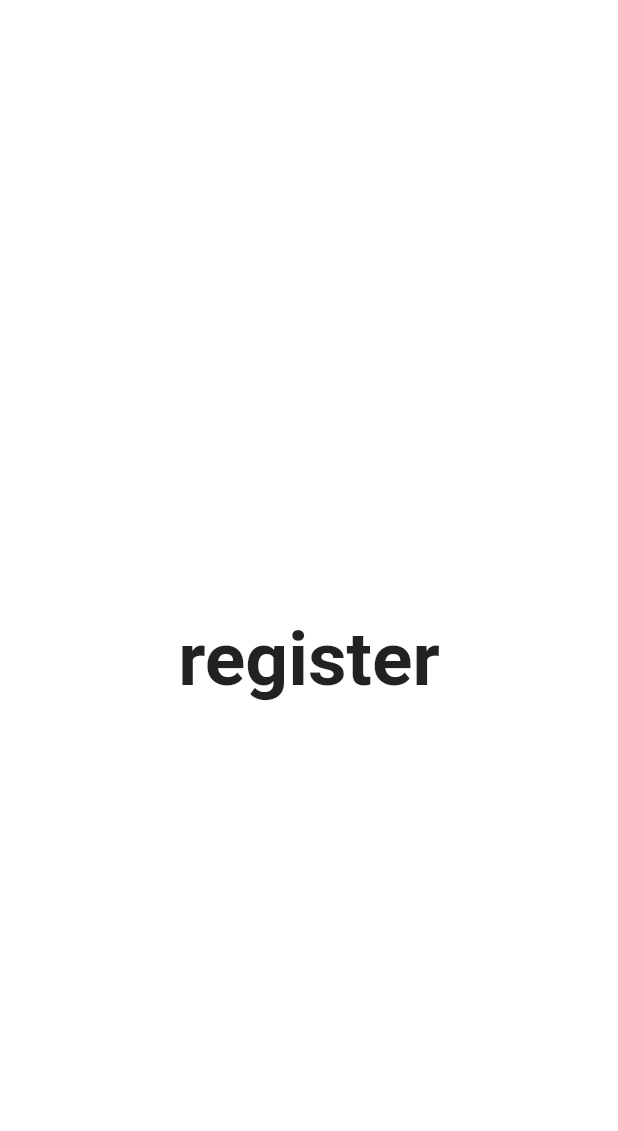
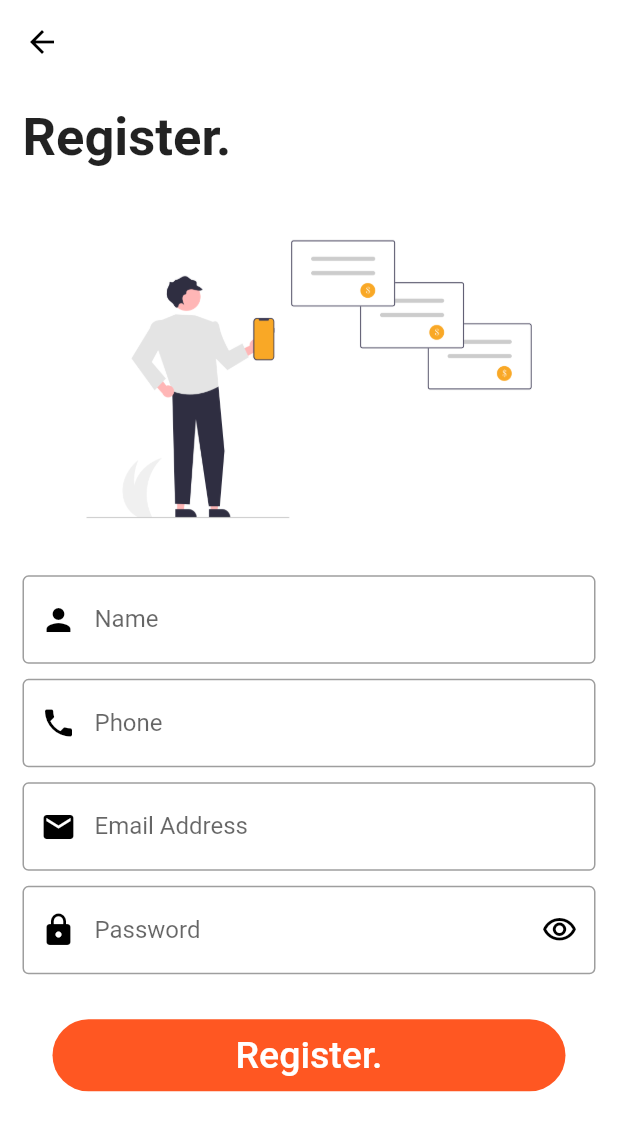
Before and after one commit to mohamedellithy1/shopapp, a Flutter app: the RegisterScreen screen opened directly, on a phone screen of 412 x 824 dp. Shown: the top 1131 px of the screen. Run offline on Flutter 3.47's test engine with Material 2 defaults, Android fonts, the phone set to English and light mode, and no system bars; our stand-ins replace bloc, carousel_slider, conditional_builder, dio, flutter_bloc, fluttertoast and 3 more; accounts and stored records are empty; network calls fail.

Commit message:
last thing is Register

```diff
--- a/lib/main.dart
+++ b/lib/main.dart
@@ -9,7 +9,8 @@ import 'package:shopapp/modules/splash/splash_Screen.dart';
 import 'package:shopapp/shared/network/local/cache_helper.dart';
 import 'package:shopapp/shared/network/remote/dio_helper.dart';
 import 'package:shopapp/shared/style/themes.dart';
-import 'modules/login/cubit/bloc_observer.dart';
+
+import 'models/login/cubit/bloc_observer.dart';
 void main()async{
   //بيتاكد ان كل حاجه هنا ف الميثود خلصت و بعدين يفتح الابلكيشن
   WidgetsFlutterBinding.ensureInitialized();
--- /dev/null
+++ b/lib/models/login/cubit/cubit.dart
@@ -0,0 +1,44 @@
+import 'package:bloc/bloc.dart';
+import 'package:flutter/material.dart';
+import 'package:flutter_bloc/flutter_bloc.dart';
+import 'package:shopapp/models/login/cubit/state.dart';
+import 'package:shopapp/models/login/login_model.dart';
+import 'package:shopapp/modules/register/cubit/state.dart';
+import 'package:shopapp/shared/network/end_points.dart';
+import 'package:shopapp/shared/network/remote/dio_helper.dart';
+class ShopLoginCubit extends Cubit<ShopLoginState>{
+  ShopLoginCubit(): super (ShopLoginInitialState());
+static ShopLoginCubit get(context) => BlocProvider.of(context);
+
+LoginModel loginModel;
+  IconData suffix = Icons.visibility_outlined;
+  bool hide = true;
+void userLogin({
+  @required String email,
+  @required String password,
+  @required String name,
+  @required String phone,
+  context,
+}) {
+  emit(ShopLoadingLoginState());
+  DioHelper.postData(url: Login, data:
+  {
+    'name': name,
+    'phone':phone,
+    'email': email,
+    'password': password,
+  },
+  ).then((value) {
+    print(value.data);
+    loginModel = LoginModel.fromJson(value.data);
+    emit(ShopLoginSuccessesState(loginModel));
+  }).catchError((error){
+    emit(ShopLoginErrorState(error.toString()));
+  });
+}
+  void changePasswordState() {
+    hide = !hide;
+    suffix = hide ? Icons.visibility : Icons.visibility_off;
+    emit(ShopLoginPasswordState());
+  }
+}
--- a/lib/modules/login/cubit/state.dart
+++ b/lib/models/login/cubit/state.dart
@@ -1,7 +1,8 @@
+
 import 'package:shopapp/models/login/login_model.dart';
 
 abstract class ShopLoginState{}
-class ShopInitialState extends ShopLoginState{}
+class ShopLoginInitialState extends ShopLoginState{}
 class ShopLoadingLoginState extends ShopLoginState{}
 class ShopLoginSuccessesState extends ShopLoginState{
   final LoginModel loginModel;
@@ -12,5 +13,5 @@ class ShopLoginErrorState extends ShopLoginState{
   final String error;
   ShopLoginErrorState(this.error);
 }
-class ShopPasswordState extends ShopLoginState{}
+class ShopLoginPasswordState extends ShopLoginState{}
 class ShopSplashScreenState extends ShopLoginState{}
--- a/lib/modules/login/cubit/cubit.dart
+++ b/lib/modules/register/cubit/cubit.dart
@@ -2,33 +2,37 @@ import 'package:bloc/bloc.dart';
 import 'package:flutter/material.dart';
 import 'package:flutter_bloc/flutter_bloc.dart';
 import 'package:shopapp/models/login/login_model.dart';
-import 'package:shopapp/modules/login/cubit/state.dart';
+import 'package:shopapp/modules/register/cubit/state.dart';
 import 'package:shopapp/shared/network/end_points.dart';
 import 'package:shopapp/shared/network/remote/dio_helper.dart';
-class ShopLoginCubit extends Cubit<ShopLoginState>{
-  ShopLoginCubit(): super (ShopInitialState());
-static ShopLoginCubit get(context) => BlocProvider.of(context);
+class ShopRegisterCubit extends Cubit<ShopRegisterState>{
+  ShopRegisterCubit(): super (ShopRegisterInitialState());
+static ShopRegisterCubit get(context) => BlocProvider.of(context);
 
-LoginModel loginModel;
+LoginModel registerModel;
   IconData suffix = Icons.visibility_outlined;
   bool hide = true;
-void userLogin({
+void userRegister({
   @required String email,
   @required String password,
+  @required String name,
+  @required String phone,
   context,
 }) {
-  emit(ShopLoadingLoginState());
-  DioHelper.postData(url: Login, data:
+  emit(ShopLoadingRegisterState());
+  DioHelper.postData(url: Register, data:
   {
+    'name': name,
+    'phone':phone,
     'email': email,
     'password': password,
   },
   ).then((value) {
     print(value.data);
-    loginModel = LoginModel.fromJson(value.data);
-    emit(ShopLoginSuccessesState(loginModel));
+    registerModel = LoginModel.fromJson(value.data);
+    emit(ShopRegisterSuccessesState(registerModel));
   }).catchError((error){
-    emit(ShopLoginErrorState(error.toString()));
+    emit(ShopRegisterErrorState(error.toString()));
   });
 }
   void changePasswordState() {
--- /dev/null
+++ b/lib/modules/register/cubit/state.dart
@@ -0,0 +1,17 @@
+
+import 'package:shopapp/models/login/login_model.dart';
+
+abstract class ShopRegisterState{}
+class ShopRegisterInitialState extends ShopRegisterState{}
+class ShopLoadingRegisterState extends ShopRegisterState{}
+class ShopRegisterSuccessesState extends ShopRegisterState{
+  final LoginModel registerModel;
+
+  ShopRegisterSuccessesState(this.registerModel);
+}
+class ShopRegisterErrorState extends ShopRegisterState{
+  final String error;
+  ShopRegisterErrorState(this.error);
+}
+class ShopPasswordState extends ShopRegisterState{}
+class ShopSplashScreenState extends ShopRegisterState{}
--- a/lib/modules/register/registerScreen.dart
+++ b/lib/modules/register/registerScreen.dart
@@ -1,11 +1,142 @@
 import 'package:flutter/material.dart';
+import 'package:flutter/widgets.dart';
+import 'package:flutter_bloc/flutter_bloc.dart';
+import 'package:shopapp/modules/register/cubit/cubit.dart';
+import 'package:shopapp/modules/register/cubit/state.dart';
+import 'package:shopapp/shared/components/components.dart';
+import 'package:shopapp/shared/network/local/cache_helper.dart';
 
 class RegisterScreen extends StatelessWidget {
+  var nameController = TextEditingController();
+  var phoneController = TextEditingController();
+  var emailController = TextEditingController();
+  var passwordController = TextEditingController();
+  var formKey=GlobalKey<FormState>();
+
   @override
   Widget build(BuildContext context) {
-    return Scaffold(
-      appBar: AppBar(),
-      body: Center(child: Text('register' , style: TextStyle(fontSize: 50, fontWeight: FontWeight.bold),)),
+    return BlocProvider(
+        create: (BuildContext context) => ShopRegisterCubit(),
+      child: BlocConsumer<ShopRegisterCubit , ShopRegisterState>(
+        listener: (context , state) {
+          if(state is ShopRegisterSuccessesState){
+            if( state.registerModel.status){
+              toast(msg: state.registerModel.message,
+                  color: Colors.green)
+              ;
+            }else{
+              toast(msg: state.registerModel.message,
+                  color: Colors.red);
+            }
+
+          }
+
+        },
+        builder: (context , state) {
+          return GestureDetector(
+            onTap: ()=>FocusScope.of(context).unfocus(),
+            child: Scaffold(
+              appBar: AppBar(),
+              body: SingleChildScrollView(
+                physics: BouncingScrollPhysics(),
+                child: Padding(
+                  padding: const EdgeInsets.all(15.0),
+                  child: Form(
+                    key: formKey,
+                    child: Column(
+                      crossAxisAlignment: CrossAxisAlignment.start,
+                      children: [
+                        Text('Register.' , style: TextStyle(fontSize: 35, fontWeight: FontWeight.bold),),
+                        SizedBox(height: 20,),
+                        Image(image: AssetImage('assets/image/Register.png')),
+                        SizedBox(height: 10,),
+                        defaultTextForm(
+                            controller: nameController,
+                            type: TextInputType.text,
+                            labelText: 'Name',
+                            validated: (String value){
+                              if(value.isEmpty){
+                                return 'Name Must Not Be Empty';
+                              }
+                              return null;
+                            },
+                            prefix: Icons.person
+                        ),
+                        SizedBox(height: 10,),
+                        defaultTextForm(
+                            controller: phoneController,
+                            type: TextInputType.phone,
+                            labelText: 'Phone',
+                            validated: (String value){
+                              if(value.isEmpty){
+                                return 'Phone Must Not Be Empty';
+                              }
+                              return null;
+                            },
+                            prefix: Icons.phone
+                        ),
+                        SizedBox(height: 10,),
+                        defaultTextForm(
+                            controller: emailController,
+                            type: TextInputType.emailAddress,
+                            labelText: 'Email Address',
+                            validated: (String value){
+                              if(value.isEmpty){
+                                return 'Email Address Must Not Be Empty';
+                              }
+                              return null;
+                            },
+                            prefix: Icons.email
+                        ),
+                        SizedBox(height: 10,),
+                        defaultTextForm(
+                            controller: passwordController,
+                            type: TextInputType.visiblePassword,
+                            labelText: 'Password',
+                            validated: (String value){
+                              if(value.isEmpty){
+                                return 'Password Must Not Be Empty ';
+                              }
+                              if(value.length < 6 ){
+                                return 'Password Must Be more Then 6';
+                              }
+                              return null;
+                            },
+                            prefix: Icons.lock,
+                            onTap: (){
+                              ShopRegisterCubit.get(context).changePasswordState();
+                            },
+                            isPassword: ShopRegisterCubit.get(context).hide,
+                          suffix: ShopRegisterCubit.get(context).suffix
+                        ),
+                        SizedBox(height: 10,),
+                        Padding(
+                          padding: const EdgeInsets.all(20.0),
+                          child:
+                          state is ShopLoadingRegisterState
+                          ? Center(child: CircularProgressIndicator()): defaultButton(
+                              radius: 25,
+                              textSize:  25,
+                              text: 'Register.',
+                              isToUpperCase: false,
+                              onTap: (){
+                                ShopRegisterCubit.get(context).userRegister(
+                                    email: emailController.text,
+                                    password: passwordController.text,
+                                    name: nameController.text,
+                                    phone: phoneController.text
+                                );
+                              }),
+                        ),
+                      ],
+                    ),
+                  ),
+                ),
+              ),
+            ),
+          );
+      },
+    ),
     );
   }
 }
--- a/lib/shared/network/end_points.dart
+++ b/lib/shared/network/end_points.dart
@@ -1,5 +1,6 @@
 const String Login = 'login';
 const String Home = 'home';
+const String Register = 'register';
 const String Get_Cateogries = 'categories';
 const String Favorite = 'favorites';
 const String profile = 'profile';
```
Also changed, not shown: lib/modules/login/login.dart (+4 -4 lines), lib/modules/register/cubit/bloc_observer.dart (added, +24 -0 lines), assets/image/Register.png (added), lib/models/login/cubit/bloc_observer.dart (renamed from lib/modules/login/cubit/bloc_observer.dart).
